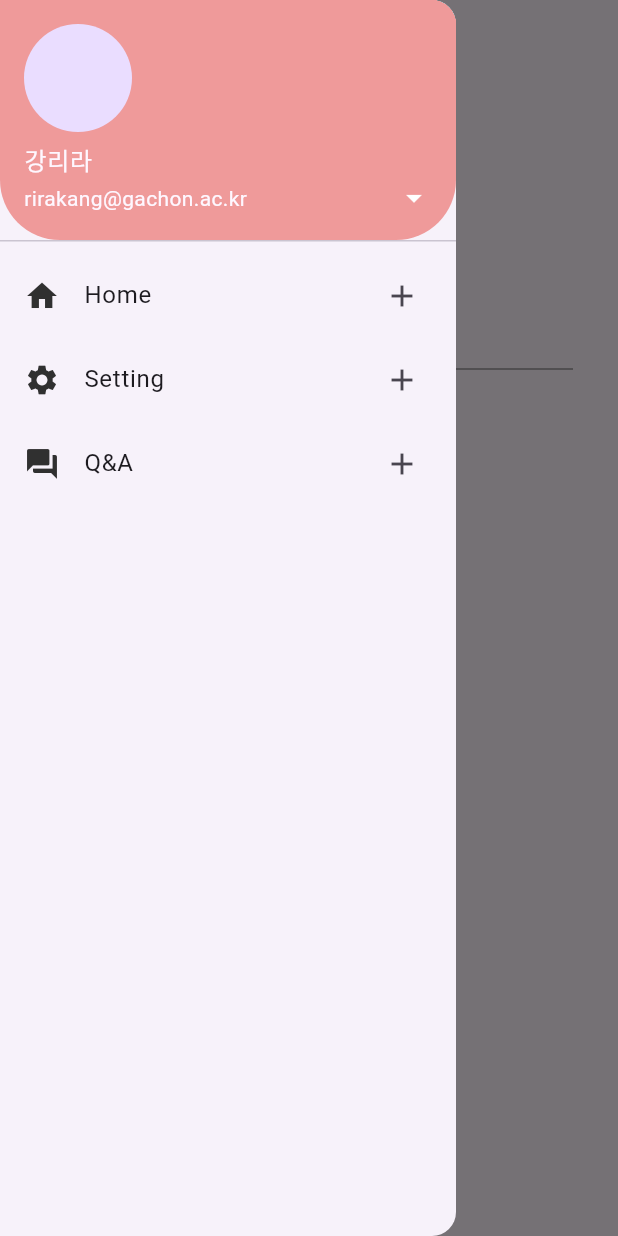
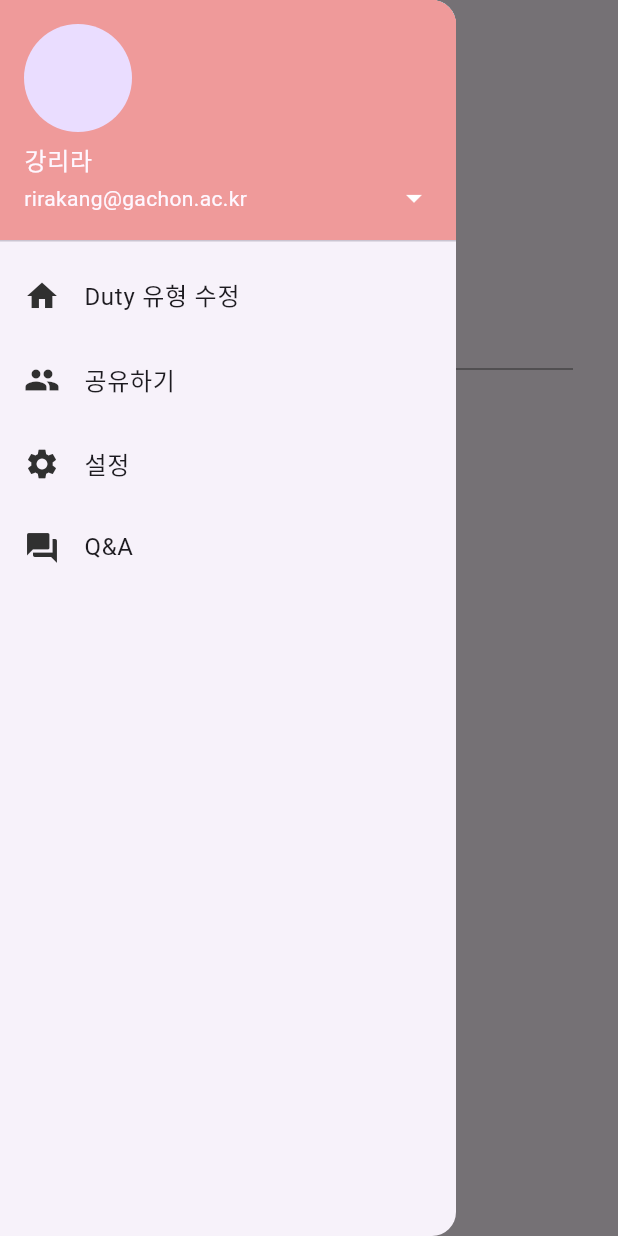
Before and after one commit to rriakang/whatsmyduty, a Flutter app: the screen it shows after launch, with the side drawer open, on a phone screen of 412 x 824 dp. Run offline on Flutter 3.47's test engine with Material 3 defaults, Android fonts, the phone set to English and light mode, and no system bars.

Commit message:
bar구현

```diff
--- a/lib/main.dart
+++ b/lib/main.dart
@@ -54,27 +54,32 @@ class MyCard extends StatelessWidget {
               },
               decoration: BoxDecoration(
                 color: Colors.red[200],
-                borderRadius: BorderRadius.only(
-                    bottomLeft: Radius.circular(40.0),
-                    bottomRight: Radius.circular(40.0)
-                ),
+
               ),
             ),
             ListTile(
               leading: Icon(Icons.home, color:Colors.grey[850],), // 첫 부분
-              title: Text("Home"),
+              title: Text("Duty 유형 수정"),
               onTap: () => {
                 print("home!!")
               },
-              trailing: Icon(Icons.add), //끝 부분
+
+            ),
+            ListTile(
+              leading: Icon(Icons.group, color:Colors.grey[850],), // 첫 부분
+              title: Text("공유하기"),
+              onTap: () => {
+                print("공유하기")
+              },
+
             ),
             ListTile(
               leading: Icon(Icons.settings, color:Colors.grey[850],), // 첫 부분
-              title: Text("Setting"),
+              title: Text("설정"),
               onTap: () => {
                 print("Setting!!")
               },
-              trailing: Icon(Icons.add), //끝 부분
+
             ),
             ListTile(
               leading: Icon(Icons.question_answer, color:Colors.grey[850],), // 첫 부분
@@ -82,7 +87,7 @@ class MyCard extends StatelessWidget {
               onTap: () => {
                 print("Q&A!!")
               },
-              trailing: Icon(Icons.add), //끝 부분
+
             ),
           ],
 
```
